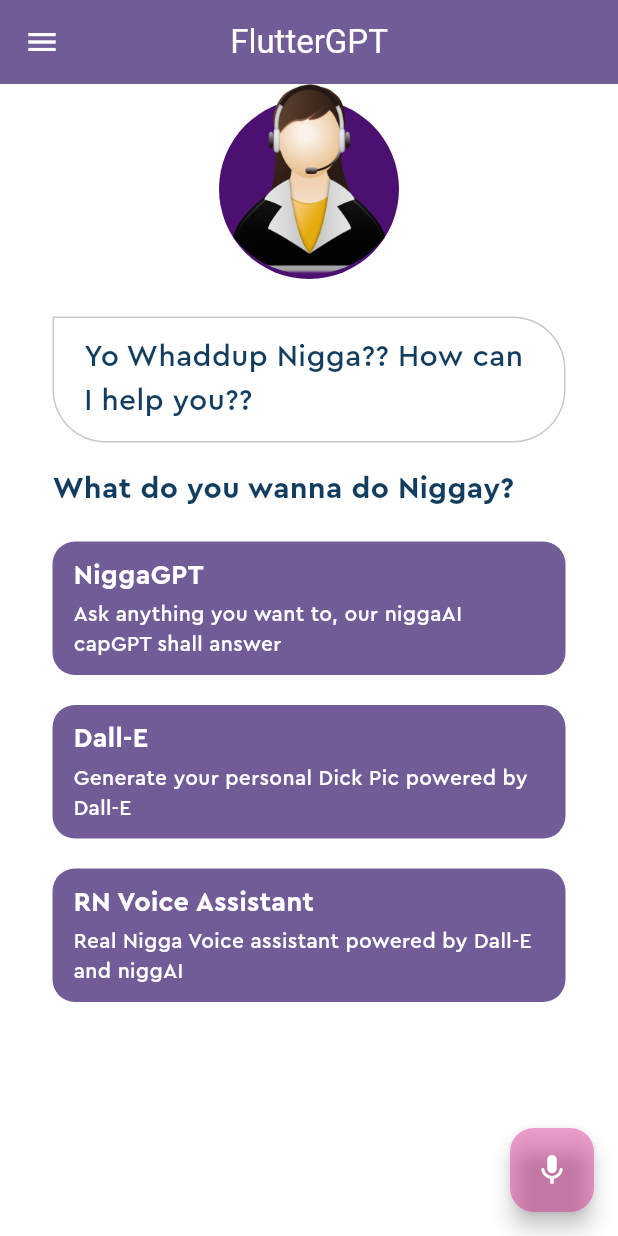
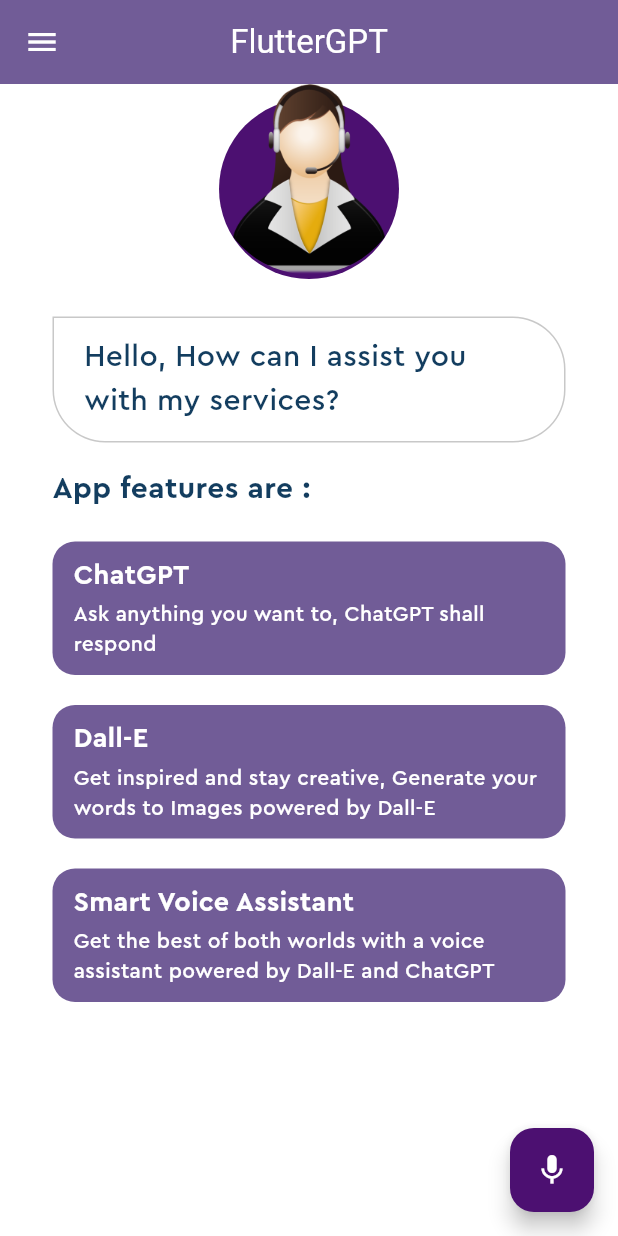
Before and after one commit to sodomizeer/flutterGPT, a Flutter app: the screen it shows after launch, after a tap on the "mic" icon, on a phone screen of 412 x 824 dp. Run offline on Flutter 3.47's test engine with Material 2 defaults, Android fonts, the phone set to English and light mode, and no system bars; our stand-ins replace animate_do, flutter_tts, speech_to_text.

Commit message:
app done

```diff
--- a/lib/home_page.dart
+++ b/lib/home_page.dart
@@ -1,4 +1,6 @@
+import 'package:animate_do/animate_do.dart';
 import 'package:flutter/material.dart';
+import 'package:flutter_tts/flutter_tts.dart';
 import 'package:gpt/openai_service.dart';
 import 'package:gpt/pallete.dart';
 import 'package:gpt/feature_box.dart';
@@ -15,13 +17,27 @@ class HomePage extends StatefulWidget {
 
 class _HomePageState extends State<HomePage> {
   final speechToText = SpeechToText();
+  final FlutterTts flutterTts = FlutterTts();
+
   String lastWords = '';
   final OpenAIService openAIService = OpenAIService();
+
+  String? generatedContent;
+  String? generatedImageUrl;
+
+  int start = 50;
+  int delay = 350;
 
   @override
   void initState() {
     super.initState();
     initSpeechToText();
+    initTextToSpeech();
+  }
+
+  Future<void> initTextToSpeech() async {
+    await flutterTts.setSharedInstance(true);
+    setState(() {});
   }
 
   Future<void> initSpeechToText() async {
@@ -45,17 +61,24 @@ class _HomePageState extends State<HomePage> {
     });
   }
 
+  Future<void> systemSpeak(String content) async {
+    await flutterTts.speak(content);
+  }
+
   @override
   void dispose() {
     super.dispose();
     speechToText.stop();
+    flutterTts.stop();
   }
 
   @override
   Widget build(BuildContext context) {
     return Scaffold(
       appBar: AppBar(
-        title: const Text('FlutterGPT'),
+        title: BounceInDown(
+          child: const Text('FlutterGPT'),
+        ),
         foregroundColor: Colors.white,
         centerTitle: true,
         leading: const Icon(Icons.menu),
@@ -63,7 +86,9 @@ class _HomePageState extends State<HomePage> {
       body: SingleChildScrollView(
         child: Column(
           children: [
-            Stack(
+            ZoomIn(
+              delay: Duration(milliseconds: start + delay * 2),
+              child: Stack(
                 children: [
                   Center(
                     child: Container(
@@ -88,8 +113,13 @@ class _HomePageState extends State<HomePage> {
                   )
                 ],
               ),
+            ),
             //chat Bubble
-            Container(
+            SlideInRight(
+              delay: Duration(milliseconds: start + delay * 2),
+              child: Visibility(
+                visible: generatedImageUrl == null,
+                child: Container(
                   padding: const EdgeInsets.symmetric(
                     horizontal: 20,
                     vertical: 10,
@@ -105,24 +135,41 @@ class _HomePageState extends State<HomePage> {
                       topLeft: Radius.zero,
                     ),
                   ),
-              child: const Padding(
-                padding: EdgeInsets.symmetric(vertical: 2.0),
+                  child: Padding(
+                    padding: const EdgeInsets.symmetric(vertical: 2.0),
                     child: Text(
-                  'Yo Whaddup Nigga?? How can I help you??',
+                      generatedContent == null
+                          ? 'Hello, How can I assist you with my services?'
+                          : generatedContent!,
                       style: TextStyle(
                           fontFamily: 'Cera Pro',
                           color: Pallete.mainFontColor,
-                      fontSize: 20),
+                          fontSize: generatedContent == null ? 20 : 15),
+                    ),
+                  ),
                 ),
               ),
             ),
             //Suggestions of services
-            Container(
+            if (generatedImageUrl != null)
+              Padding(
+                padding: const EdgeInsets.all(13.0),
+                child: ClipRRect(
+                  borderRadius: BorderRadius.circular(18),
+                  child: Image.network(generatedImageUrl!),
+                ),
+              ),
+
+            FadeIn(
+              delay: Duration(milliseconds: start + delay * 2),
+              child: Visibility(
+                visible: generatedContent == null && generatedImageUrl == null,
+                child: Container(
                   padding: const EdgeInsets.all(10),
                   alignment: Alignment.centerLeft,
                   margin: const EdgeInsets.only(top: 7.0, left: 25.0),
                   child: const Text(
-                'What do you wanna do Niggay?',
+                    'App features are :',
                     style: TextStyle(
                       fontFamily: 'Cera Pro',
                       color: Pallete.mainFontColor,
@@ -131,48 +178,75 @@ class _HomePageState extends State<HomePage> {
                     ),
                   ),
                 ),
+              ),
+            ),
             //List of services
-            const Column(
+            Visibility(
+              visible: generatedContent == null && generatedImageUrl == null,
+              child: Column(
                 children: [
-                FeatureBox(
+                  SlideInLeft(
+                    delay: Duration(milliseconds: start + delay),
+                    child: const FeatureBox(
                       color: Color.fromARGB(177, 51, 20, 105),
-                  headerText: 'NiggaGPT',
+                      headerText: 'ChatGPT',
                       discriptionText:
-                      'Ask anything you want to, our niggaAI capGPT shall answer',
+                          'Ask anything you want to, ChatGPT shall respond',
                     ),
-                FeatureBox(
+                  ),
+                  SlideInRight(
+                    delay: Duration(milliseconds: start + delay * 2),
+                    child: const FeatureBox(
                       color: Color.fromARGB(177, 51, 20, 105),
                       headerText: 'Dall-E',
                       discriptionText:
-                      'Generate your personal Dick Pic powered by Dall-E',
+                          'Get inspired and stay creative, Generate your words to Images powered by Dall-E',
                     ),
-                FeatureBox(
+                  ),
+                  SlideInUp(
+                    delay: Duration(milliseconds: start + delay * 3),
+                    child: const FeatureBox(
                       color: Color.fromARGB(177, 51, 20, 105),
-                  headerText: 'RN Voice Assistant',
+                      headerText: 'Smart Voice Assistant',
                       discriptionText:
-                      'Real Nigga Voice assistant powered by Dall-E and niggAI',
+                          'Get the best of both worlds with a voice assistant powered by Dall-E and ChatGPT',
+                    ),
                   ),
                 ],
+              ),
             )
           ],
         ),
       ),
-      floatingActionButton: FloatingActionButton(
-        backgroundColor: Color.fromARGB(94, 214, 4, 130),
+      floatingActionButton: FadeIn(
+        delay: Duration(milliseconds: start + delay * 4),
+        child: FloatingActionButton(
+          backgroundColor: const Color.fromARGB(255, 76, 16, 113),
           onPressed: () async {
-          if (await speechToText.hasPermission && speechToText.isNotListening) {
+            if (await speechToText.hasPermission &&
+                speechToText.isNotListening) {
               await startListening();
             } else if (speechToText.isListening) {
               final speech = await openAIService.isArtPromptAPI(lastWords);
-            print(speech);
+              if (speech.contains('https')) {
+                generatedImageUrl = speech;
+                generatedContent = null;
+                setState(() {});
+              } else {
+                generatedImageUrl = null;
+                generatedContent = speech;
+                setState(() {});
+                await systemSpeak(speech);
+              }
               await stopListening();
             } else {
               initSpeechToText();
             }
           },
-        child: const Icon(
-          Icons.mic,
+          child: Icon(
+            speechToText.isListening ? Icons.stop : Icons.mic,
             color: Colors.white,
+          ),
         ),
       ),
     );
--- a/lib/openai_service.dart
+++ b/lib/openai_service.dart
@@ -87,6 +87,36 @@ class OpenAIService {
   }
 
   Future<String> dallEAPI(String prompt) async {
-    return 'Dalle';
+    messages.add({
+      'role': 'user',
+      'content': prompt,
+    });
+    try {
+      final res = await http.post(
+        Uri.parse('https://api.openai.com/v1/images/generations'),
+        headers: {
+          'Content-Type': 'application/json',
+          'Authorization': 'Bearer $openAIAPIkey',
+        },
+        body: jsonEncode({
+          'prompt': prompt,
+          'n': 1,
+        }),
+      );
+
+      if (res.statusCode == 200) {
+        String imageUrl = jsonDecode(res.body)['data'][0]['url'];
+        imageUrl = imageUrl.trim();
+        messages.add({
+          'role': 'assistant',
+          'content': imageUrl,
+        });
+        return imageUrl;
+      }
+
+      return 'An enternal error occured';
+    } catch (e) {
+      return e.toString();
+    }
   }
 }
--- a/lib/secrets.dart
+++ b/lib/secrets.dart
@@ -1,3 +1,3 @@
 import 'package:http/http.dart';
 
-const openAIAPIkey = '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';
+const openAIAPIkey = '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';
--- a/pubspec.yaml
+++ b/pubspec.yaml
@@ -37,6 +37,8 @@ dependencies:
   cupertino_icons: ^1.0.2
   speech_to_text: ^6.3.0
   http: ^1.1.0
+  flutter_tts: ^3.7.0
+  animate_do: ^3.0.2
 
 dev_dependencies:
   flutter_test:
```
Also changed, not shown: pubspec.lock, 3 other files. Lines whose indentation alone changed are shown as unchanged.
